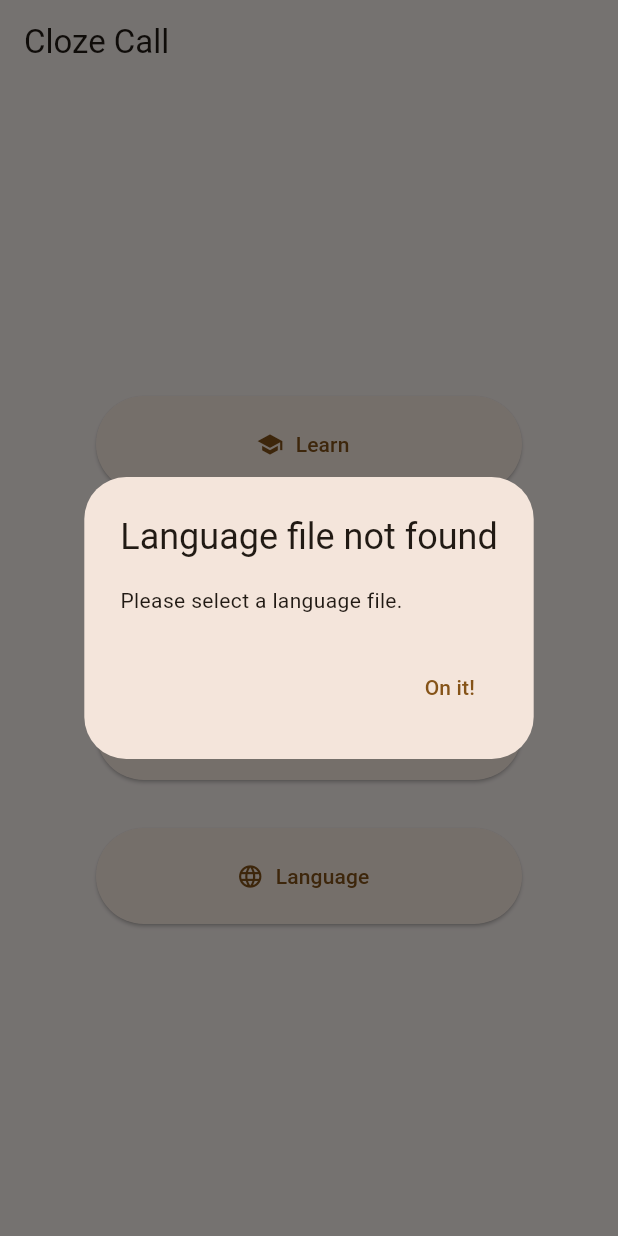
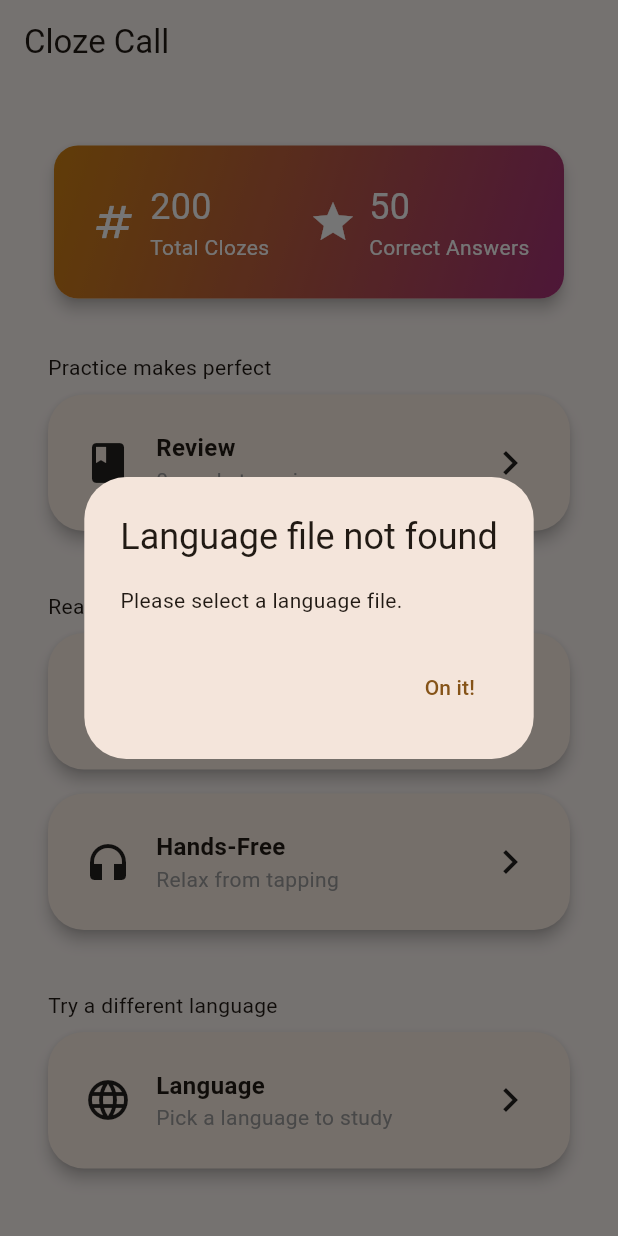
Before and after one commit to dov-vai/ClozeCall, a Flutter app: the screen it shows after launch, on a phone screen of 412 x 824 dp. Run offline on Flutter 3.47's test engine with Material 3 defaults, Android fonts, the phone set to English and light mode, and no system bars; our stand-ins replace audioplayers, dio, file_picker, sqflite_common_ffi; missing offline and left inert: edge_tts, translator; accounts and stored records are empty.

Commit message:
feat: home page design overhaul

```diff
--- a/lib/main.dart
+++ b/lib/main.dart
@@ -1,6 +1,7 @@
 import 'package:cloze_call/data/database_helper.dart';
 import 'package:cloze_call/data/repositories/cloze_review_repository.dart';
 import 'package:cloze_call/data/repositories/config_repository.dart';
+import 'package:cloze_call/pages/home/home_page.dart';
 import 'package:cloze_call/pages/language/language_page.dart';
 import 'package:cloze_call/pages/learn/learn_page.dart';
 import 'package:cloze_call/services/cloze/cloze_review_service.dart';
@@ -9,8 +10,6 @@
 import 'package:cloze_call/utils/path_manager.dart';
 import 'package:flutter/material.dart';
 import 'package:provider/provider.dart';
-
-import 'pages/home_page.dart';
 
 void main() async {
   WidgetsFlutterBinding.ensureInitialized();
--- /dev/null
+++ b/lib/pages/home/home_page.dart
@@ -0,0 +1,217 @@
+import 'package:flutter/material.dart';
+import 'package:provider/provider.dart';
+
+import '../../services/cloze/cloze_review_service.dart';
+import '../../services/cloze/cloze_service.dart';
+
+class MyHomePage extends StatefulWidget {
+  const MyHomePage({super.key});
+
+  @override
+  State<MyHomePage> createState() => _MyHomePageState();
+}
+
+class _MyHomePageState extends State<MyHomePage> {
+  @override
+  Widget build(BuildContext context) {
+    var clozeReviewService =
+        Provider.of<ClozeReviewService>(context, listen: false);
+    var clozeService = Provider.of<ClozeService>(context, listen: false);
+
+    WidgetsBinding.instance.addPostFrameCallback((_) async {
+      if (!clozeService.initialized) {
+        await uninitializedDialog(clozeService);
+      }
+    });
+
+    return Scaffold(
+        appBar: AppBar(
+          title: const Text("Cloze Call"),
+        ),
+        body: Center(
+          child: Padding(
+            padding: const EdgeInsets.symmetric(horizontal: 32),
+            child: Column(
+              mainAxisAlignment: MainAxisAlignment.center,
+              crossAxisAlignment: CrossAxisAlignment.start,
+              children: [
+                // TODO: stats tracking
+                statsCard(200, 50),
+                const SizedBox(
+                  height: 32,
+                ),
+                const Text("Practice makes perfect"),
+                ValueListenableBuilder(
+                    valueListenable: clozeReviewService.countNotifier,
+                    builder: (context, count, _) {
+                      return cardButton(
+                          leftIcon: Icons.book,
+                          title: "Review",
+                          subtitle: "$count words to review",
+                          rightIcon: Icons.chevron_right,
+                          onTap: () {
+                            if (count != 0) {
+                              Navigator.pushNamed(context, '/review');
+                            }
+                          });
+                    }),
+                const SizedBox(
+                  height: 32,
+                ),
+                const Text("Ready for new clozes?"),
+                cardButton(
+                    leftIcon: Icons.school,
+                    title: "Learn",
+                    subtitle: "Classic mode with 4 answers",
+                    rightIcon: Icons.chevron_right,
+                    onTap: () {
+                      Navigator.pushNamed(context, '/learn');
+                    }),
+                cardButton(
+                    leftIcon: Icons.headphones,
+                    title: "Hands-Free",
+                    subtitle: "Relax from tapping",
+                    rightIcon: Icons.chevron_right,
+                    onTap: () {
+                      Navigator.pushNamed(context, '/handsfree');
+                    }),
+                const SizedBox(
+                  height: 32,
+                ),
+                const Text("Try a different language"),
+                cardButton(
+                    leftIcon: Icons.language,
+                    title: "Language",
+                    subtitle: "Pick a language to study",
+                    rightIcon: Icons.chevron_right,
+                    onTap: () {
+                      Navigator.pushNamed(context, '/language');
+                    })
+              ],
+            ),
+          ),
+        ));
+  }
+
+  Widget statsCard(int total, int answered) {
+    return Card(
+      elevation: 4,
+      shape: RoundedRectangleBorder(
+        borderRadius: BorderRadius.circular(16),
+      ),
+      child: Container(
+          decoration: BoxDecoration(
+            borderRadius: BorderRadius.circular(16),
+            gradient: const LinearGradient(
+              colors: [Color(0xffD38312), Color(0xffA83279)],
+              begin: Alignment.topLeft,
+              end: Alignment.bottomRight,
+            ),
+          ),
+          child: Padding(
+            padding: const EdgeInsets.all(24),
+            child: Row(
+              mainAxisAlignment: MainAxisAlignment.spaceBetween,
+              children: [
+                statsPart(Icons.numbers, total.toString(), 'Total Clozes'),
+                statsPart(Icons.star, answered.toString(), 'Correct Answers'),
+              ],
+            ),
+          )),
+    );
+  }
+
+  Widget statsPart(IconData icon, String title, String subtitle) {
+    return Expanded(
+      child: Column(
+        children: [
+          Row(
+            children: [
+              Icon(
+                icon,
+                color: Colors.white,
+                size: 32,
+              ),
+              const SizedBox(width: 8),
+              Column(
+                crossAxisAlignment: CrossAxisAlignment.start,
+                children: [
+                  Text(
+                    title,
+                    style: const TextStyle(color: Colors.white, fontSize: 24),
+                  ),
+                  Text(
+                    subtitle,
+                    style: const TextStyle(fontSize: 14, color: Colors.white),
+                  )
+                ],
+              )
+            ],
+          )
+        ],
+      ),
+    );
+  }
+
+  Widget cardButton({
+    required IconData leftIcon,
+    required String title,
+    required String subtitle,
+    required IconData rightIcon,
+    required VoidCallback onTap,
+  }) {
+    return Card(
+      elevation: 4,
+      margin: const EdgeInsets.symmetric(vertical: 8),
+      shape: RoundedRectangleBorder(borderRadius: BorderRadius.circular(24)),
+      child: InkWell(
+        onTap: onTap,
+        child: Padding(
+          padding: const EdgeInsets.all(24.0),
+          child: Row(
+            children: [
+              Icon(leftIcon, size: 32),
+              const SizedBox(width: 16),
+              Expanded(
+                child: Column(
+                  crossAxisAlignment: CrossAxisAlignment.start,
+                  children: [
+                    Text(
+                      title,
+                      style: const TextStyle(
+                          fontSize: 16, fontWeight: FontWeight.bold),
+                    ),
+                    Text(
+                      subtitle,
+                      style: const TextStyle(fontSize: 14, color: Colors.grey),
+                    ),
+                  ],
+                ),
+              ),
+              Icon(rightIcon, size: 32),
+            ],
+          ),
+        ),
+      ),
+    );
+  }
+
+  Future<void> uninitializedDialog(ClozeService service) async {
+    return showDialog(
+        context: context,
+        barrierDismissible: false,
+        builder: (context) {
+          return AlertDialog(
+              title: const Text("Language file not found"),
+              content: const Text("Please select a language file."),
+              actions: <Widget>[
+                TextButton(
+                    onPressed: () async {
+                      Navigator.of(context).pop();
+                      Navigator.pushNamed(context, '/language');
+                    },
+                    child: const Text("On it!"))
+              ]);
+        });
+  }
+}
--- a/lib/pages/home_page.dart
+++ /dev/null
@@ -1,107 +0,0 @@
-import 'package:cloze_call/services/cloze/cloze_review_service.dart';
-import 'package:cloze_call/services/cloze/cloze_service.dart';
-import 'package:flutter/material.dart';
-import 'package:provider/provider.dart';
-
-class MyHomePage extends StatefulWidget {
-  const MyHomePage({super.key});
-
-  @override
-  State<MyHomePage> createState() => _MyHomePageState();
-}
-
-class _MyHomePageState extends State<MyHomePage> {
-  @override
-  Widget build(BuildContext context) {
-    var clozeReviewService =
-        Provider.of<ClozeReviewService>(context, listen: false);
-    var clozeService = Provider.of<ClozeService>(context, listen: false);
-
-    WidgetsBinding.instance.addPostFrameCallback((_) async {
-      if (!clozeService.initialized) {
-        await uninitializedDialog(clozeService);
-      }
-    });
-
-    return Scaffold(
-      appBar: AppBar(
-        title: const Text('Cloze Call'),
-      ),
-      body: Center(
-          child: Padding(
-        padding: const EdgeInsets.symmetric(horizontal: 64),
-        child: Column(
-          mainAxisAlignment: MainAxisAlignment.center,
-          children: [
-            ElevatedButton.icon(
-              onPressed: () {
-                Navigator.pushNamed(context, '/learn');
-              },
-              style: ElevatedButton.styleFrom(
-                minimumSize: const Size(double.infinity, 64),
-              ),
-              icon: const Icon(Icons.school),
-              label: const Text("Learn"),
-            ),
-            const SizedBox(height: 32),
-            ElevatedButton.icon(
-              onPressed: () {
-                Navigator.pushNamed(context, '/handsfree');
-              },
-              style: ElevatedButton.styleFrom(
-                minimumSize: const Size(double.infinity, 64),
-              ),
-              icon: const Icon(Icons.headphones),
-              label: const Text("Hands-Free"),
-            ),
-            const SizedBox(height: 32),
-            ValueListenableBuilder(
-                valueListenable: clozeReviewService.countNotifier,
-                builder: (context, count, _) {
-                  return ElevatedButton.icon(
-                      onPressed: () {
-                        if (count != 0) {
-                          Navigator.pushNamed(context, '/review');
-                        }
-                      },
-                      style: ElevatedButton.styleFrom(
-                        minimumSize: const Size(double.infinity, 64),
-                      ),
-                      icon: const Icon(Icons.book),
-                      label: Text("Review ($count words)"));
-                }),
-            const SizedBox(height: 32),
-            ElevatedButton.icon(
-              onPressed: () {
-                Navigator.pushNamed(context, '/language');
-              },
-              style: ElevatedButton.styleFrom(
-                  minimumSize: const Size(double.infinity, 64)),
-              icon: const Icon(Icons.language),
-              label: const Text("Language"),
-            ),
-          ],
-        ),
-      )),
-    );
-  }
-
-  Future<void> uninitializedDialog(ClozeService service) async {
-    return showDialog(
-        context: context,
-        barrierDismissible: false,
-        builder: (context) {
-          return AlertDialog(
-              title: const Text("Language file not found"),
-              content: const Text("Please select a language file."),
-              actions: <Widget>[
-                TextButton(
-                    onPressed: () async {
-                      Navigator.of(context).pop();
-                      Navigator.pushNamed(context, '/language');
-                    },
-                    child: const Text("On it!"))
-              ]);
-        });
-  }
-}
```
